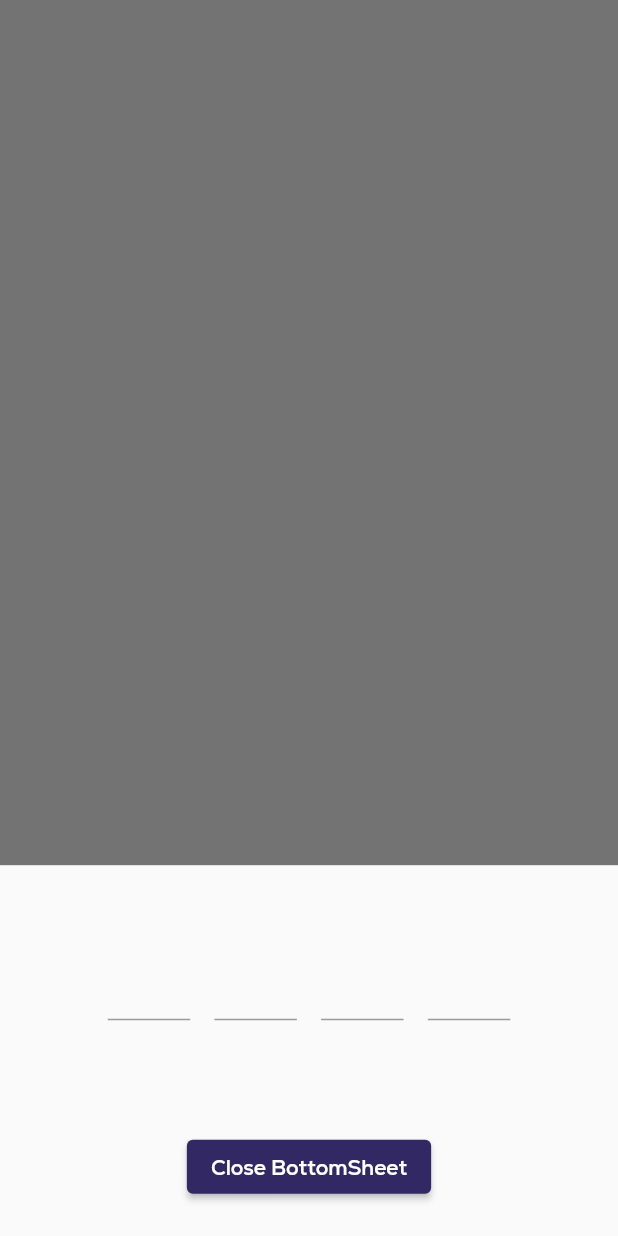
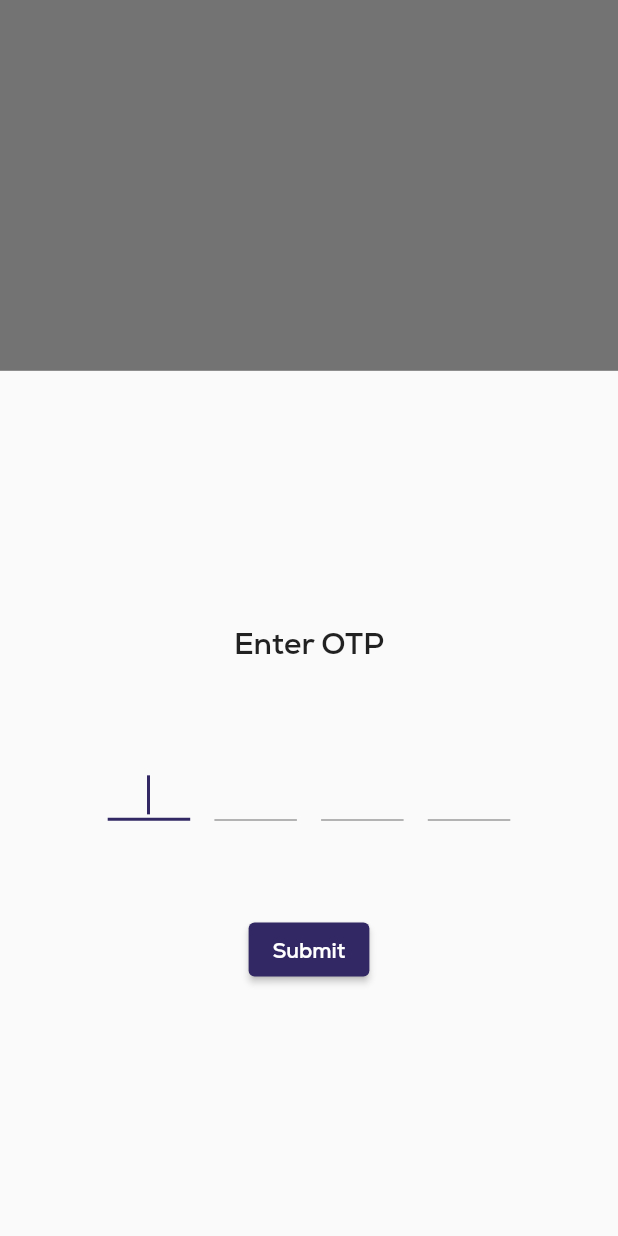
Before and after one commit to AswinKalathil/nss_connect, a Flutter app: what displayBottomSheet() shows on an empty page, opened directly, on a phone screen of 412 x 824 dp. Run offline on Flutter 3.47's test engine with Material 2 defaults, Android fonts, the light colour scheme and no system bars.

Commit message:
otp box complete

```diff
--- a/nss_connect/lib/otpDialog.dart
+++ b/nss_connect/lib/otpDialog.dart
@@ -7,10 +7,9 @@ void otp(BuildContext context, String unitNum) {
   showDialog(
     context: context,
     builder: (context) => AlertDialog(
-      title: Text('Enter OTP'),
       content: Container(
         padding: EdgeInsets.all(10),
-        height: MediaQuery.of(context).size.height * 0.1,
+        height: MediaQuery.of(context).size.height * 0.08,
         width: MediaQuery.of(context).size.width * 0.7,
         child: Column(
           children: [
@@ -18,7 +17,6 @@ void otp(BuildContext context, String unitNum) {
               'OTP send to **$unitNum@gmail.com',
               style: TextStyle(fontSize: 15),
             ),
-
           ],
         ),
       ),
@@ -35,32 +33,41 @@ void otp(BuildContext context, String unitNum) {
 }
 
 void displayBottomSheet(BuildContext context) {
-  double otpBoxSize=MediaQuery.of(context).size.height * 0.1;
-
+  double factor = 0.7;
+  double otpBoxSize = MediaQuery.of(context).size.height * 0.05;
+  double botomSheetSize = MediaQuery.of(context).size.height * factor;
   showModalBottomSheet<void>(
-
       context: context,
+      isScrollControlled: true,
       builder: (BuildContext context) {
         return Container(
-                height: MediaQuery.of(context).size.height * 0.3,
-                padding: EdgeInsets.only(bottom: MediaQuery.of(context).viewInsets.bottom +10),
-
+          height: botomSheetSize,
+          padding: EdgeInsets.only(
+              top: 10,
+              left: 10,
+              right: 10,
+              bottom: MediaQuery.of(context).viewInsets.bottom + 10),
           child: Center(
             child: Column(
               mainAxisAlignment: MainAxisAlignment.center,
               mainAxisSize: MainAxisSize.min,
               children: <Widget>[
+                Text(
+                  'Enter OTP',
+                  style: TextStyle(fontSize: 20),
+                ),
                 Container(
                   padding: EdgeInsets.all(10),
                   height: MediaQuery.of(context).size.height * 0.2,
                   width: MediaQuery.of(context).size.width * 0.7,
-        child:Row(
+                  child: Row(
                     mainAxisAlignment: MainAxisAlignment.spaceBetween,
                     children: [
                       SizedBox(
                         height: otpBoxSize,
                         width: 55,
                         child: TextField(
+                          autofocus: true,
                           onChanged: (value) {
                             if (value.length == 1) {
                               FocusScope.of(context).nextFocus();
@@ -130,17 +137,17 @@ void displayBottomSheet(BuildContext context) {
                         ),
                       )
                     ],
-            ),),
+                  ),
+                ),
                 ElevatedButton(
-                        child: const Text('Close BottomSheet'),
+                  child: const Text('Submit'),
                   onPressed: () => Navigator.pop(context),
                 ),
               ],
             ),
           ),
         );
-            }
-  );
+      });
 }
 
 class OtpDialog extends StatefulWidget {
```
Also changed, not shown: nss_connect/lib/credCard.dart (+5 -2 lines), nss_connect/lib/expansionAnimation.dart (added, +60 -0 lines). Lines whose indentation alone changed are shown as unchanged.
